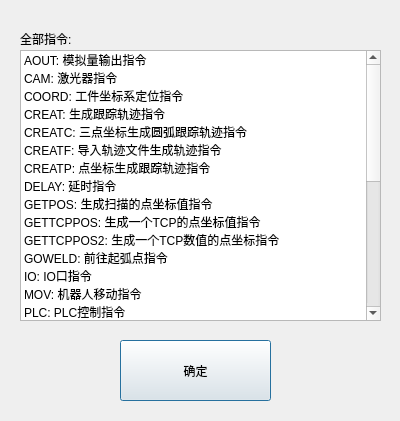
Qt form othercmddlg.ui (qubo188612/qtwelding) before a commit.
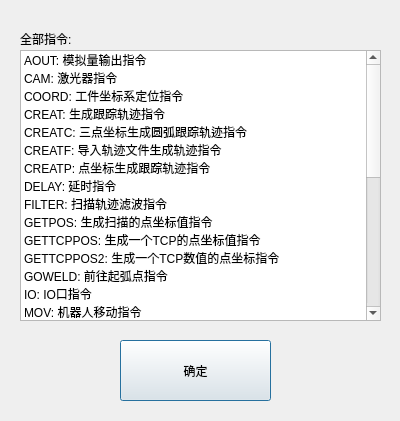
The same form after that commit.

Patch:
```diff
--- a/othercmddlg.ui
+++ b/othercmddlg.ui
@@ -91,6 +91,11 @@
      <string>DELAY: 延时指令</string>
     </property>
    </item>
+   <item>
+    <property name="text">
+     <string>FILTER: 扫描轨迹滤波指令</string>
+    </property>
+   </item>
    <item>
     <property name="text">
      <string>GETPOS: 生成扫描的点坐标值指令</string>
```
